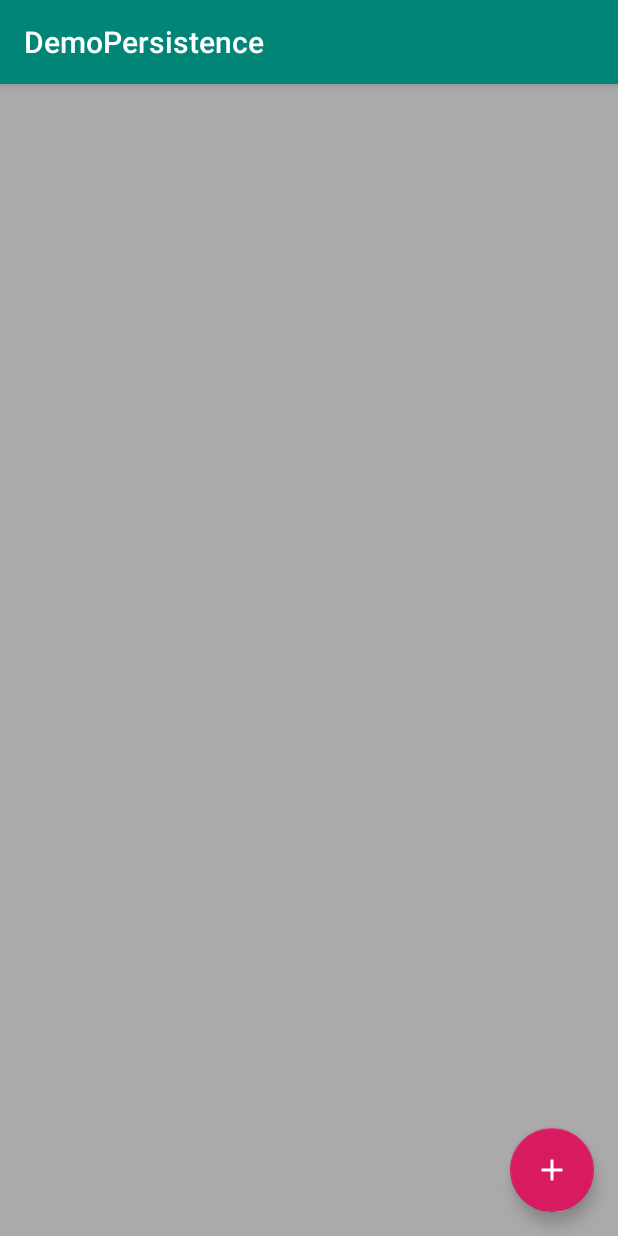
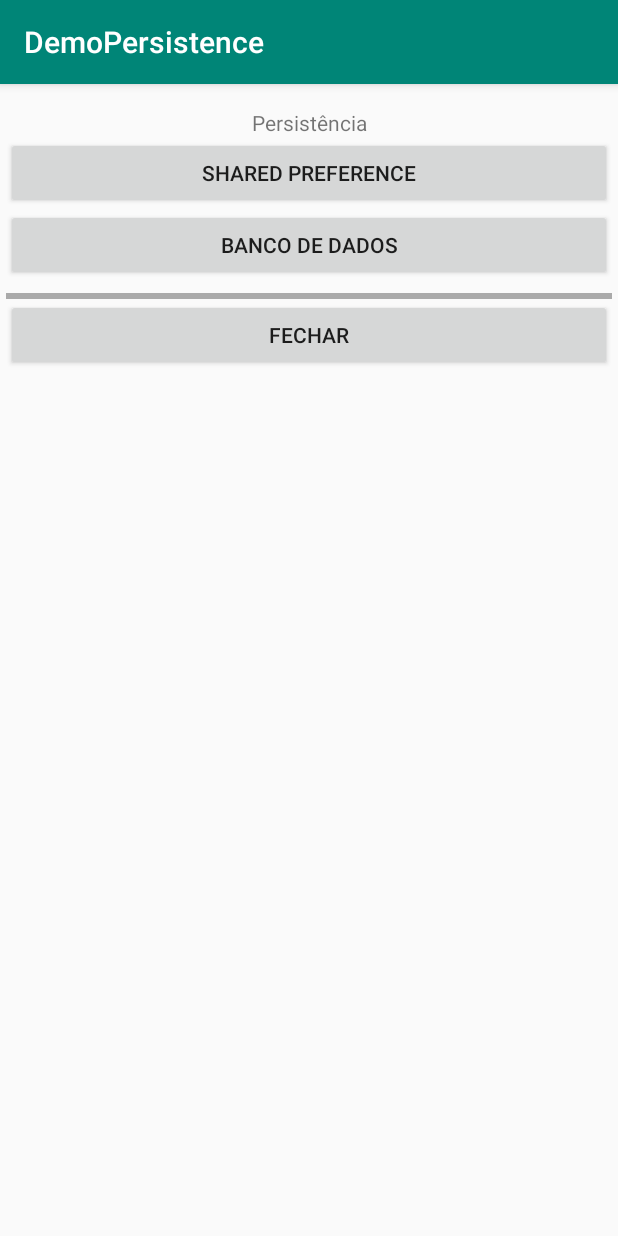
Before and after one commit to RogerPhilippe/DemoPersistence, an Android app: the screen it shows after launch (MainActivity before the commit, MenuActivity after it), on a phone screen of 412 x 824 dp. Run offline under Robolectric (Android 15) with nearby library versions, the phone set to English and light mode, and no system bars.

Commit message:
Implementado menu e sharedPrefs.

```diff
--- /dev/null
+++ b/app/src/main/java/br/com/fiap/rpp/demopersistence/ui/menu/MenuActivity.kt
@@ -0,0 +1,28 @@
+package br.com.fiap.rpp.demopersistence.ui.menu
+
+import android.content.Intent
+import androidx.appcompat.app.AppCompatActivity
+import android.os.Bundle
+import br.com.fiap.rpp.demopersistence.R
+import br.com.fiap.rpp.demopersistence.ui.form.FormActivity
+import br.com.fiap.rpp.demopersistence.ui.main.MainActivity
+import kotlinx.android.synthetic.main.activity_menu.*
+
+class MenuActivity : AppCompatActivity() {
+
+    override fun onCreate(savedInstanceState: Bundle?) {
+        super.onCreate(savedInstanceState)
+        setContentView(R.layout.activity_menu)
+
+        btnDB.setOnClickListener {
+            startActivity(Intent(this, MainActivity::class.java))
+        }
+
+        btnSharePrefs.setOnClickListener {
+            startActivity(Intent(this, FormActivity::class.java))
+        }
+
+        btnClose.setOnClickListener { finish() }
+
+    }
+}
--- /dev/null
+++ b/app/src/main/res/layout/activity_menu.xml
@@ -0,0 +1,56 @@
+<?xml version="1.0" encoding="utf-8"?>
+<androidx.constraintlayout.widget.ConstraintLayout
+        xmlns:android="http://schemas.android.com/apk/res/android"
+        xmlns:tools="http://schemas.android.com/tools"
+        xmlns:app="http://schemas.android.com/apk/res-auto"
+        android:layout_width="match_parent"
+        android:layout_height="match_parent"
+        android:layout_marginStart="4dp"
+        android:layout_marginEnd="4dp"
+        tools:context=".ui.menu.MenuActivity">
+
+    <TextView
+            android:layout_width="match_parent"
+            android:layout_height="wrap_content"
+            android:id="@+id/tviewPersistences"
+            android:text="Persistência"
+            android:gravity="center"
+            android:layout_margin="16dp"
+            app:layout_constraintTop_toTopOf="parent"
+    />
+
+    <Button
+            android:layout_width="match_parent"
+            android:layout_height="wrap_content"
+            android:id="@+id/btnSharePrefs"
+            android:text="Shared Preference"
+            app:layout_constraintTop_toBottomOf="@id/tviewPersistences"
+    />
+
+    <Button
+            android:layout_width="match_parent"
+            android:layout_height="wrap_content"
+            android:id="@+id/btnDB"
+            android:text="Banco de Dados"
+            app:layout_constraintTop_toBottomOf="@id/btnSharePrefs"
+    />
+
+    <TextView
+            android:layout_width="match_parent"
+            android:layout_height="4dp"
+            android:id="@+id/separator"
+            android:background="@android:color/darker_gray"
+            android:layout_marginTop="8dp"
+            android:layout_marginBottom="8dp"
+            app:layout_constraintTop_toBottomOf="@id/btnDB"
+    />
+
+    <Button
+            android:layout_width="match_parent"
+            android:layout_height="wrap_content"
+            android:id="@+id/btnClose"
+            android:text="Fechar"
+            app:layout_constraintTop_toBottomOf="@id/separator"
+    />
+
+</androidx.constraintlayout.widget.ConstraintLayout>
```
Also changed, not shown: app/src/main/AndroidManifest.xml (+6 -2 lines), app/src/main/java/br/com/fiap/rpp/demopersistence/ui/form/FormActivity.kt (added, +60 -0 lines), app/src/main/java/br/com/fiap/rpp/demopersistence/ui/newword/NewWordActivity.kt (+9 -1 lines), app/src/main/java/br/com/fiap/rpp/demopersistence/utils/SharedPrefsHandler.kt (added, +27 -0 lines), app/src/main/res/layout/activity_form.xml (added, +46 -0 lines), 1 other file.
